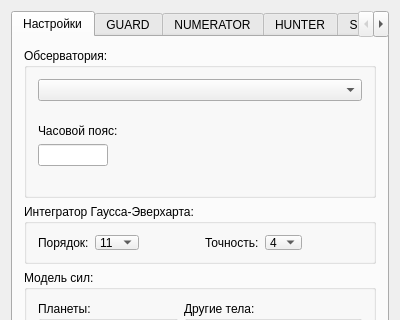
This is erosmain.ui in DeGraaf-dev/eros_qt as Qt 5 draws it before an edit; both pictures show x 0 to 400 and y 0 to 320 of the 400 by 650 pixel window. The edited form follows.
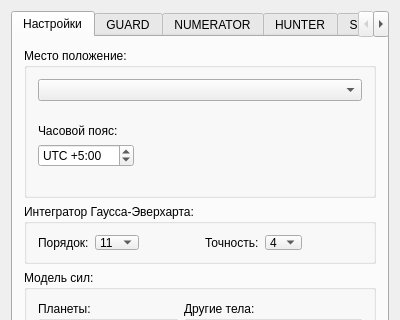
This is the edited form.

Commit message: Correction of errors in gui

Diff of the .ui file:
```diff
--- a/erosmain.ui
+++ b/erosmain.ui
@@ -52,7 +52,7 @@
            </size>
           </property>
           <property name="title">
-           <string>Обсерватория:</string>
+           <string>Место положение:</string>
           </property>
           <layout class="QVBoxLayout" name="verticalLayout_16">
            <property name="spacing">
@@ -82,14 +82,49 @@
             </widget>
            </item>
            <item>
-            <widget class="QLineEdit" name="set_lineUtc">
-             <property name="maximumSize">
-              <size>
-               <width>70</width>
-               <height>16777215</height>
-              </size>
-             </property>
-            </widget>
+            <layout class="QHBoxLayout" name="horizontalLayout_6">
+             <item>
+              <widget class="QDoubleSpinBox" name="set_lineUtc">
+               <property name="readOnly">
+                <bool>false</bool>
+               </property>
+               <property name="prefix">
+                <string>UTC +</string>
+               </property>
+               <property name="suffix">
+                <string>:00</string>
+               </property>
+               <property name="decimals">
+                <number>0</number>
+               </property>
+               <property name="minimum">
+                <double>-12.000000000000000</double>
+               </property>
+               <property name="maximum">
+                <double>12.000000000000000</double>
+               </property>
+               <property name="singleStep">
+                <double>0.500000000000000</double>
+               </property>
+               <property name="value">
+                <double>5.000000000000000</double>
+               </property>
+              </widget>
+             </item>
+             <item>
+              <spacer name="horizontalSpacer_26">
+               <property name="orientation">
+                <enum>Qt::Horizontal</enum>
+               </property>
+               <property name="sizeHint" stdset="0">
+                <size>
+                 <width>40</width>
+                 <height>20</height>
+                </size>
+               </property>
+              </spacer>
+             </item>
+            </layout>
            </item>
            <item>
             <spacer name="verticalSpacer_4">
```
The commit also changes 4 other files.
